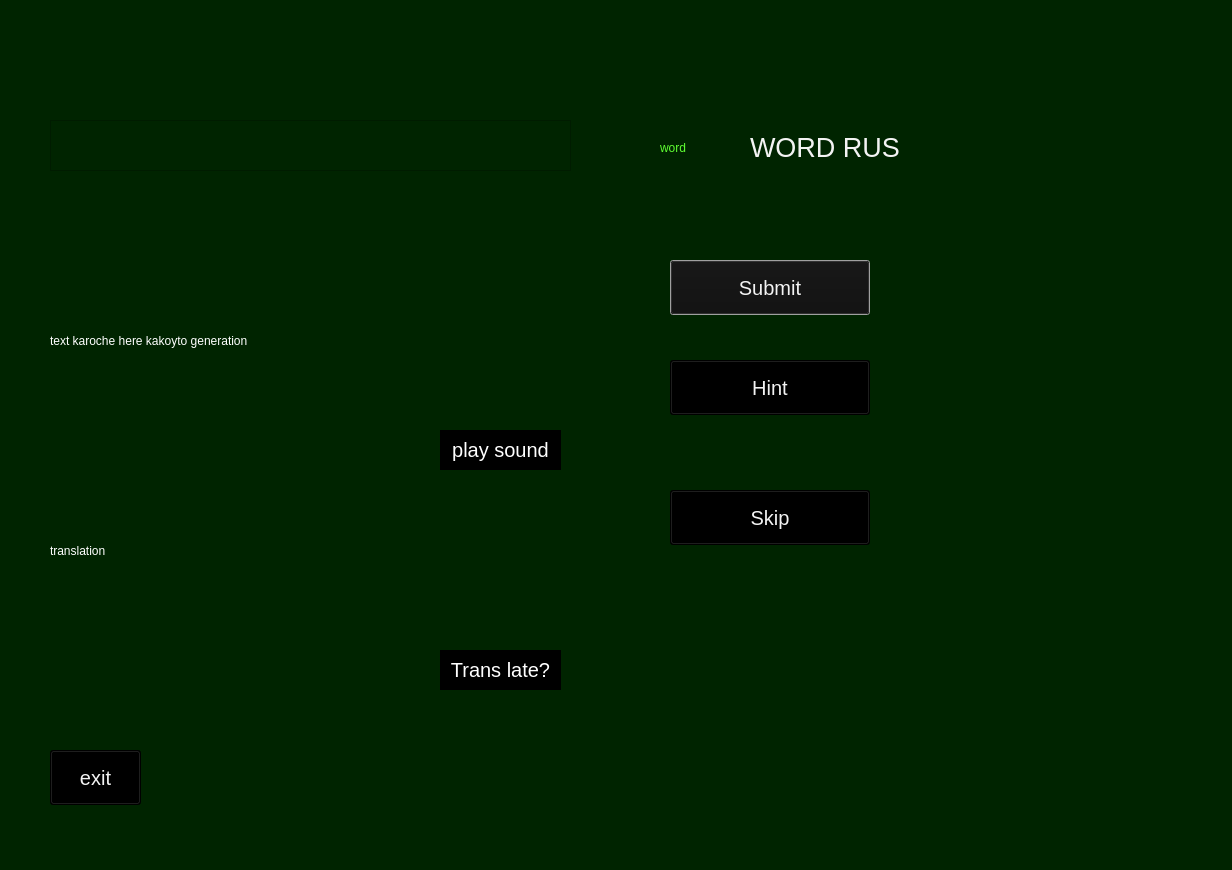
Before: the Qt Designer form WindowsGraphics/ContextModeWindow.ui in Skripkon/App-for-learning-English-LANGOD, drawn with Qt 5.
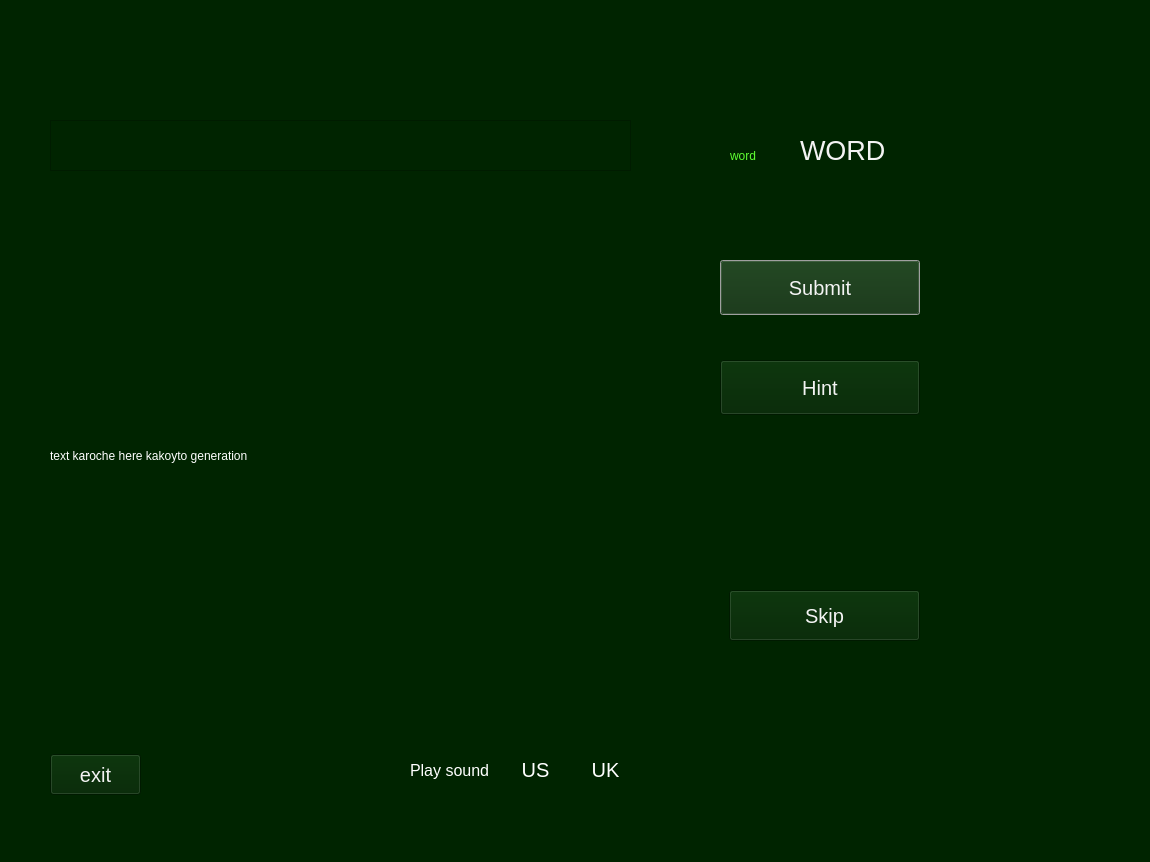
After: the same form once the commit is applied.

```diff
--- a/WindowsGraphics/ContextModeWindow.ui
+++ b/WindowsGraphics/ContextModeWindow.ui
@@ -6,8 +6,8 @@
    <rect>
     <x>0</x>
     <y>0</y>
-    <width>1232</width>
-    <height>870</height>
+    <width>1150</width>
+    <height>862</height>
    </rect>
   </property>
   <property name="windowTitle">
@@ -20,10 +20,10 @@
   <widget class="QLabel" name="word_line">
    <property name="geometry">
     <rect>
-     <x>750</x>
-     <y>120</y>
-     <width>371</width>
-     <height>55</height>
+     <x>800</x>
+     <y>130</y>
+     <width>91</width>
+     <height>41</height>
     </rect>
    </property>
    <property name="layoutDirection">
@@ -36,7 +36,7 @@
 </string>
    </property>
    <property name="text">
-    <string>WORD RUS</string>
+    <string>WORD</string>
    </property>
   </widget>
   <widget class="QTextEdit" name="definitions_text">
@@ -44,7 +44,7 @@
     <rect>
      <x>50</x>
      <y>120</y>
-     <width>521</width>
+     <width>581</width>
      <height>51</height>
     </rect>
    </property>
@@ -60,7 +60,7 @@
   <widget class="QPushButton" name="next_button">
    <property name="geometry">
     <rect>
-     <x>670</x>
+     <x>720</x>
      <y>260</y>
      <width>200</width>
      <height>55</height>
@@ -71,7 +71,7 @@
 font-size:15pt; 
 color:rgb(243, 243, 243);
 selection-background-color: rgb(255, 255, 255);
-background-color:rgb(0, 0, 0);</string>
+</string>
    </property>
    <property name="text">
     <string>Submit</string>
@@ -80,20 +80,20 @@
   <widget class="QLabel" name="play_sound_line">
    <property name="geometry">
     <rect>
-     <x>440</x>
-     <y>430</y>
-     <width>121</width>
-     <height>40</height>
+     <x>580</x>
+     <y>749</y>
+     <width>51</width>
+     <height>41</height>
     </rect>
    </property>
    <property name="styleSheet">
     <string notr="true">color:rgb(255, 255, 255);
 font-size:15pt; 
-background-color:rgb(0, 0, 0);
+
 </string>
    </property>
    <property name="text">
-    <string>play sound</string>
+    <string>UK</string>
    </property>
    <property name="alignment">
     <set>Qt::AlignCenter</set>
@@ -103,9 +103,9 @@
    <property name="geometry">
     <rect>
      <x>50</x>
-     <y>750</y>
+     <y>754</y>
      <width>91</width>
-     <height>55</height>
+     <height>41</height>
     </rect>
    </property>
    <property name="styleSheet">
@@ -113,7 +113,7 @@
 font-size:15pt; 
 color:rgb(243, 243, 243);
 selection-background-color: rgb(255, 255, 255);
-background-color:rgb(0, 0, 0);
+
 </string>
    </property>
    <property name="text">
@@ -125,8 +125,8 @@
     <rect>
      <x>50</x>
      <y>270</y>
-     <width>511</width>
-     <height>141</height>
+     <width>581</width>
+     <height>371</height>
     </rect>
    </property>
    <property name="styleSheet">
@@ -136,29 +136,13 @@
     <string>text karoche here kakoyto generation</string>
    </property>
   </widget>
-  <widget class="QLabel" name="label_2">
-   <property name="geometry">
-    <rect>
-     <x>50</x>
-     <y>480</y>
-     <width>511</width>
-     <height>141</height>
-    </rect>
-   </property>
-   <property name="styleSheet">
-    <string notr="true">color:rgb(255, 255, 255)</string>
-   </property>
-   <property name="text">
-    <string>translation</string>
-   </property>
-  </widget>
   <widget class="QPushButton" name="next_button_2">
    <property name="geometry">
     <rect>
-     <x>670</x>
-     <y>490</y>
-     <width>200</width>
-     <height>55</height>
+     <x>729</x>
+     <y>590</y>
+     <width>191</width>
+     <height>51</height>
     </rect>
    </property>
    <property name="styleSheet">
@@ -166,7 +150,7 @@
 font-size:15pt; 
 color:rgb(243, 243, 243);
 selection-background-color: rgb(255, 255, 255);
-background-color:rgb(0, 0, 0);
+
 </string>
    </property>
    <property name="text">
@@ -176,7 +160,7 @@
   <widget class="QPushButton" name="next_button_3">
    <property name="geometry">
     <rect>
-     <x>670</x>
+     <x>720</x>
      <y>360</y>
      <width>200</width>
      <height>55</height>
@@ -186,8 +170,7 @@
     <string notr="true">color:rgb(255, 0, 255);
 font-size:15pt; 
 color:rgb(243, 243, 243);
-selection-background-color: rgb(255, 255, 255);
-background-color:rgb(0, 0, 0);</string>
+selection-background-color: rgb(255, 255, 255);</string>
    </property>
    <property name="text">
     <string>Hint</string>
@@ -196,10 +179,10 @@
   <widget class="QLabel" name="word_line_2">
    <property name="geometry">
     <rect>
-     <x>660</x>
-     <y>120</y>
-     <width>61</width>
-     <height>55</height>
+     <x>730</x>
+     <y>140</y>
+     <width>51</width>
+     <height>31</height>
     </rect>
    </property>
    <property name="layoutDirection">
@@ -220,25 +203,42 @@
   <widget class="QLabel" name="play_sound_line_2">
    <property name="geometry">
     <rect>
-     <x>440</x>
-     <y>650</y>
-     <width>121</width>
-     <height>40</height>
+     <x>510</x>
+     <y>749</y>
+     <width>51</width>
+     <height>41</height>
     </rect>
    </property>
    <property name="styleSheet">
     <string notr="true">color:rgb(255, 255, 255);
 font-size:15pt; 
-background-color:rgb(0, 0, 0);
+
 </string>
    </property>
    <property name="text">
-    <string>Trans late?</string>
+    <string>US</string>
    </property>
    <property name="alignment">
     <set>Qt::AlignCenter</set>
    </property>
   </widget>
+  <widget class="QLabel" name="label_3">
+   <property name="geometry">
+    <rect>
+     <x>410</x>
+     <y>760</y>
+     <width>81</width>
+     <height>21</height>
+    </rect>
+   </property>
+   <property name="styleSheet">
+    <string notr="true">color:rgb(255, 255, 255);
+font-size:12pt;</string>
+   </property>
+   <property name="text">
+    <string>Play sound</string>
+   </property>
+  </widget>
  </widget>
  <resources/>
  <connections/>
```
Left out of the diff: 4 changed lines with no effect on the pictures.
